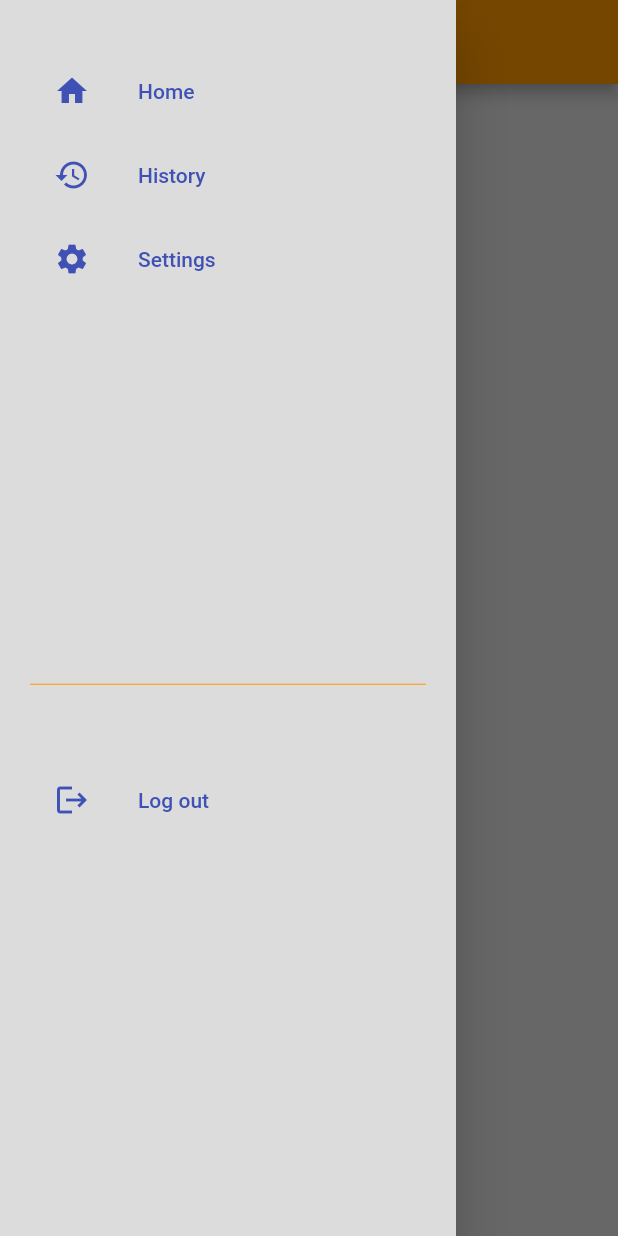
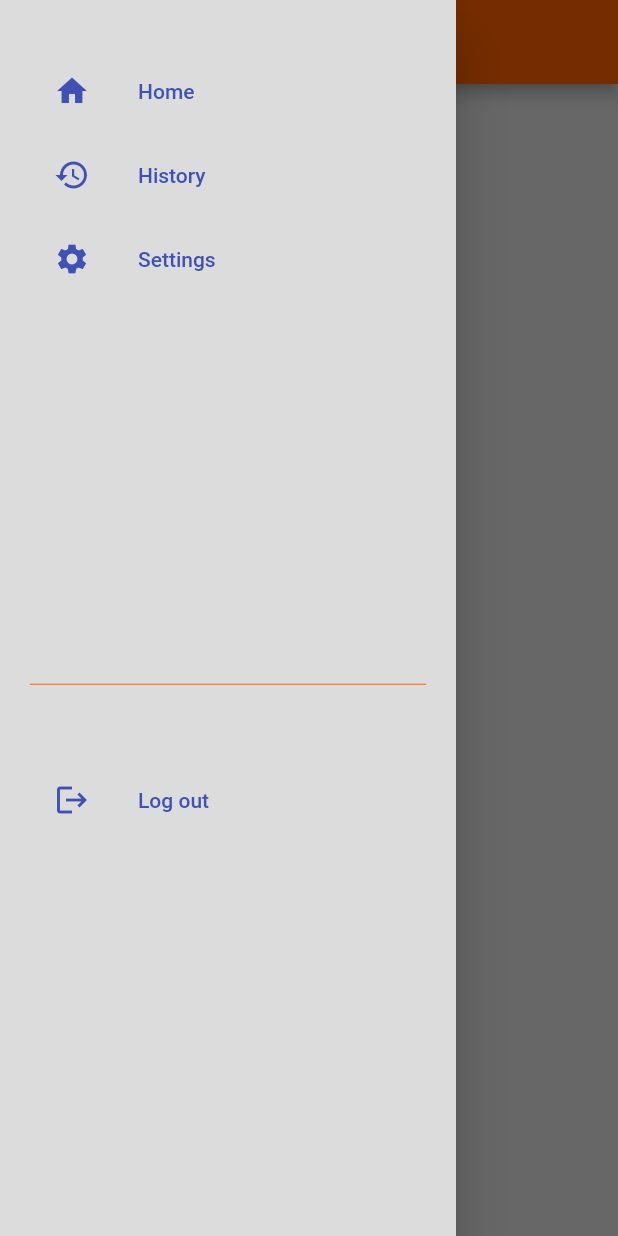
Before and after one commit to Sedatdynn/Cafeteria-App, a Flutter app: the screen it shows after launch, with the side drawer open, on a phone screen of 412 x 824 dp. Run offline on Flutter 3.47's test engine with Material 2 defaults, Android fonts, the phone set to English and light mode, and no system bars; our stand-ins replace bloc, dio, flutter_bloc, fluttertoast, shared_preferences; network calls fail.

Commit message:
some changes

```diff
--- /dev/null
+++ b/cafeteria_app/lib/core/theme/color/colors.dart
@@ -0,0 +1,51 @@
+import 'package:flutter/material.dart';
+
+class AppColors {
+  static const Color mainPrimary = Color(0xffff5f00);
+  static const int _primaryColor = 0xffff5f00;
+  static const Map<int, Color> _swatch = <int, Color>{
+    50: Color.fromARGB(24, 220, 85, 1),
+    100: Color.fromARGB(24, 220, 85, 2),
+    200: Color.fromARGB(24, 220, 85, 3),
+    300: Color.fromARGB(24, 220, 85, 4),
+    400: Color.fromARGB(24, 220, 85, 5),
+    500: Color.fromARGB(24, 220, 85, 6),
+    600: Color.fromARGB(24, 220, 85, 7),
+    700: Color.fromARGB(24, 220, 85, 8),
+    800: Color.fromARGB(24, 220, 85, 9),
+    900: Color.fromARGB(24, 220, 85, 1),
+  };
+
+  static const MaterialColor primarySwatch =
+      MaterialColor(_primaryColor, _swatch);
+
+  /// White color.
+  static const Color white = Color.fromRGBO(255, 255, 255, 1);
+
+  /// White color.
+  static const Color black = Color(0xff0d0d0d);
+
+  /// Green color.
+  static const Color green = Color(0xff00b33c);
+
+  /// Light grey color.
+  static const Color lightGrey = Color.fromRGBO(224, 224, 224, 1);
+
+  /// Divider orange color.
+  static const Color divider = Color(0xffff5f00);
+
+  /// Drawer items indigo color
+  static const Color indigo = Color.fromRGBO(63, 81, 181, 1);
+
+  /// Selected container Light Indigo Color
+  static const Color lightIndigo = Color.fromRGBO(197, 202, 233, 1);
+
+  /// Dark grey color.
+  static const Color darkGrey = Color(0xff4e5d6a);
+
+  /// Error color.
+  static const Color error = Color(0xffff3333);
+
+  /// Color for loading bubbles.
+  static const Color loadingColor = Color(0xff708edf);
+}
--- a/cafeteria_app/lib/main.dart
+++ b/cafeteria_app/lib/main.dart
@@ -1,5 +1,6 @@
 import 'dart:io';
 
+import 'package:cafeteria_app/core/theme/color/colors.dart';
 import 'package:cafeteria_app/views/home/cubit/home_cubit.dart';
 import 'package:cafeteria_app/views/home/view/home_view.dart';
 import 'package:cafeteria_app/views/home/service/items_service.dart';
@@ -28,7 +29,7 @@ class MyApp extends StatelessWidget {
           debugShowCheckedModeBanner: false,
           title: 'Flutter ',
           theme: ThemeData(
-            primarySwatch: Colors.orange,
+            primarySwatch: AppColors.primarySwatch,
           ),
           home: const HomeView(),
         ));
--- /dev/null
+++ b/cafeteria_app/lib/product/constant/duration.dart
@@ -0,0 +1,3 @@
+mixin CustomDuration {
+  static const Duration lowDuration = Duration(seconds: 2);
+}
--- a/cafeteria_app/lib/product/constant/warning_message.dart
+++ b/cafeteria_app/lib/product/constant/warning_message.dart
@@ -1,13 +1,15 @@
+import 'package:cafeteria_app/core/theme/color/colors.dart';
 import 'package:flutter/material.dart';
 import 'package:fluttertoast/fluttertoast.dart';
 
-warningToast(BuildContext context, String text, {Color? color = Colors.green}) {
+warningToast(BuildContext context, String text,
+    {Color? color = AppColors.green}) {
   return Fluttertoast.showToast(
       msg: text,
       toastLength: Toast.LENGTH_SHORT,
       gravity: ToastGravity.CENTER,
       timeInSecForIosWeb: 3,
       backgroundColor: color,
-      textColor: Colors.black,
+      textColor: AppColors.black,
       fontSize: 16.0);
 }
--- a/cafeteria_app/lib/views/home/drawer/drawer.dart
+++ b/cafeteria_app/lib/views/drawer/drawer.dart
@@ -1,4 +1,5 @@
 import 'package:cafeteria_app/core/const/responsive/responsive.dart';
+import 'package:cafeteria_app/core/theme/color/colors.dart';
 import 'package:cafeteria_app/views/home/view/home_view.dart';
 import 'package:flutter/material.dart';
 
@@ -37,7 +38,7 @@ class NavigationDrawer extends StatelessWidget {
               height: context.dynamicHeight(0.3),
             ),
             const Divider(
-              color: Colors.orange,
+              color: AppColors.divider,
             ),
             SizedBox(
               height: context.dynamicHeight(0.05),
@@ -68,7 +69,7 @@ void selectedItem(BuildContext context, int index) {
 
 buildMenuItem(
     {required String text, required IconData icon, VoidCallback? onClicked}) {
-  const color = Colors.indigo;
+  const color = AppColors.indigo;
   return ListTile(
     leading: Icon(
       icon,
--- a/cafeteria_app/lib/views/home/view/home_view.dart
+++ b/cafeteria_app/lib/views/home/view/home_view.dart
@@ -1,5 +1,6 @@
 import 'package:cafeteria_app/core/const/border/border_radi.dart';
 import 'package:cafeteria_app/core/const/responsive/responsive.dart';
+import 'package:cafeteria_app/core/theme/color/colors.dart';
 import 'package:cafeteria_app/views/home/cubit/home_cubit.dart';
 import 'package:flutter/material.dart';
 import 'package:flutter_bloc/flutter_bloc.dart';
@@ -8,7 +9,7 @@ import 'package:shared_preferences/shared_preferences.dart';
 
 import '../../order/order_page.dart';
 import '../cubit/home_state.dart';
-import '../drawer/drawer.dart';
+import '../../drawer/drawer.dart';
 import '../model/items_model.dart';
 
 class HomeView extends StatefulWidget {
@@ -39,7 +40,7 @@ class _HomeViewState extends State<HomeView> {
           ),
         ),
         drawer: const NavigationDrawer(),
-        backgroundColor: Colors.grey.shade300,
+        backgroundColor: AppColors.lightGrey,
         body: BlocBuilder<HomeCubit, HomeState>(
           builder: (context, state) {
             if (state is HomeLoading || state is HomeInitial) {
@@ -102,7 +103,7 @@ class _HomeViewState extends State<HomeView> {
                         children: [
                           Container(
                             decoration: const BoxDecoration(
-                                color: Colors.orange,
+                                color: AppColors.mainPrimary,
                                 borderRadius: BorderRadi.LowCircular),
                             width: 100,
                             height: 60,
@@ -131,9 +132,9 @@ class _HomeViewState extends State<HomeView> {
                                     ))
                                 : null,
                             child: Container(
-                              padding: EdgeInsets.all(6),
+                              padding: context.minAllPadding,
                               decoration: const BoxDecoration(
-                                  color: Colors.orange,
+                                  color: AppColors.mainPrimary,
                                   borderRadius: BorderRadi.LowCircular),
                               height: 60,
                               child: Center(
@@ -173,7 +174,7 @@ class _HomeViewState extends State<HomeView> {
       itemBuilder: (context, index) {
         return Container(
           decoration: const BoxDecoration(
-            color: Colors.red,
+            color: AppColors.error,
             borderRadius: BorderRadi.LowCircular,
           ),
           child: InkWell(
@@ -185,9 +186,9 @@ class _HomeViewState extends State<HomeView> {
             child: Container(
               padding: const EdgeInsets.all(8),
               decoration: BoxDecoration(
-                  color: prefs?.getBool(items[index]!.fname!) ?? false
-                      ? Colors.indigo.shade100
-                      : Colors.white,
+                  color: (prefs?.getBool(items[index]!.fname!) ?? false)
+                      ? AppColors.lightIndigo
+                      : AppColors.white,
                   borderRadius: BorderRadi.midCircular),
               // width: width * 0.25,
               child: Column(
@@ -216,13 +217,11 @@ class _HomeViewState extends State<HomeView> {
     prefs = await SharedPreferences.getInstance();
 
     correctCheck() async {
-      await prefs!.setBool(items[index]!.fname!, items[index]!.isSelected!);
+      await prefs?.setBool(items[index]!.fname!, true);
     }
 
     falseCheck() async {
-      await prefs!
-          .setBool(items[index]!.fname!, items[index]!.isSelected ?? false);
-      print("**************" + prefs!.getBool(items[index]!.fname!).toString());
+      await prefs?.setBool(items[index]!.fname!, false);
     }
 
     return setState(() {
@@ -242,6 +241,7 @@ class _HomeViewState extends State<HomeView> {
           .isSelectFood
           .contains(items[index]!.fname)) {
         falseCheck();
+
         final name = items[index]!.fname!;
         context.read<HomeCubit>().isSelectFood.remove(name);
         context.read<HomeCubit>().eachFoodPrice.remove(items[index]!.fiyat);
@@ -265,7 +265,7 @@ class _HomeViewState extends State<HomeView> {
     return Container(
       padding: const EdgeInsets.all(8),
       decoration: const BoxDecoration(
-          color: Colors.white, borderRadius: BorderRadi.midCircular),
+          color: AppColors.white, borderRadius: BorderRadi.midCircular),
       width: width * 0.28,
       child: Column(
         children: [
```
Also changed, not shown: cafeteria_app/lib/views/order/order_page.dart (+22 -5 lines), cafeteria_app/lib/views/payment/payment.dart (+8 -7 lines).
